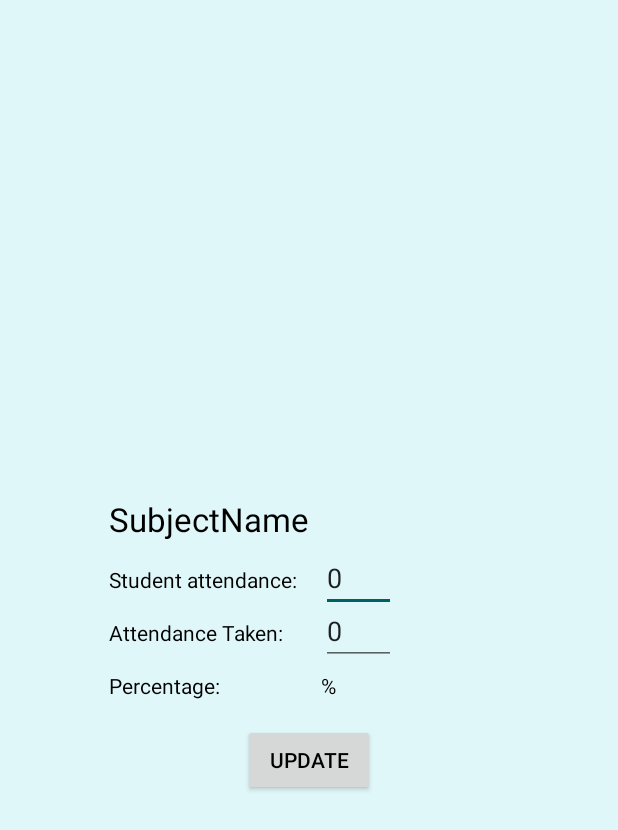
After one commit to TheArhaam/Android-StudentAMS, an Android app: the layout activity_pop_up_attendance.xml on its own in the app's theme, with its tools: preview values and no code run, on a phone screen of 412 x 824 dp. The commit adds this screen. Shown: the top 830 px of the screen. Run offline under Robolectric (Android 15) with nearby library versions, the phone set to English and light mode, and no system bars.

Commit message:
Created PopUpActivity for updating attendance

```diff
--- a/app/src/main/AndroidManifest.xml
+++ b/app/src/main/AndroidManifest.xml
@@ -9,7 +9,9 @@
         android:roundIcon="@mipmap/ic_launcher_round"
         android:supportsRtl="true"
         android:theme="@style/AppTheme">
-        <activity android:name=".ManageAttendance"></activity>
+        <activity android:name=".PopUpAttendanceActivity"
+            android:theme="@style/AppTheme.PopUpAttendanceTheme"></activity>
+        <activity android:name=".ManageAttendance" />
         <activity android:name=".AddStudent" />
         <activity
             android:name=".StaffLoggedIn"
--- a/app/src/main/java/com/example/studentams/ManageAttendance.java
+++ b/app/src/main/java/com/example/studentams/ManageAttendance.java
@@ -86,7 +86,7 @@ public class ManageAttendance extends AppCompatActivity {
                                 }
                             }
                         }
-                        attendanceAdapter = new AttendanceAdapter(view.getContext(),attendanceList);
+                        attendanceAdapter = new AttendanceAdapter(view.getContext(),attendanceList,bsinfo.Branch,studentID,ssemester.getSelectedItem().toString());
                         rvsubjects.setAdapter(attendanceAdapter);
                     }
 
--- /dev/null
+++ b/app/src/main/res/layout/activity_pop_up_attendance.xml
@@ -0,0 +1,108 @@
+<?xml version="1.0" encoding="utf-8"?>
+<androidx.constraintlayout.widget.ConstraintLayout xmlns:android="http://schemas.android.com/apk/res/android"
+    xmlns:app="http://schemas.android.com/apk/res-auto"
+    xmlns:tools="http://schemas.android.com/tools"
+    android:layout_width="match_parent"
+    android:layout_height="match_parent"
+    tools:context=".PopUpAttendanceActivity">
+
+    <androidx.constraintlayout.widget.Guideline
+        android:id="@+id/guideline4"
+        android:layout_width="wrap_content"
+        android:layout_height="wrap_content"
+        android:orientation="vertical"
+        app:layout_constraintGuide_percent="0.5" />
+
+    <androidx.constraintlayout.widget.Guideline
+        android:id="@+id/guideline6"
+        android:layout_width="wrap_content"
+        android:layout_height="wrap_content"
+        android:orientation="horizontal"
+        app:layout_constraintGuide_percent="0.5" />
+
+    <TextView
+        android:id="@+id/textView34"
+        android:layout_width="wrap_content"
+        android:layout_height="wrap_content"
+        android:layout_marginBottom="16dp"
+        android:text="SubjectName"
+        app:layout_constraintBottom_toTopOf="@+id/textView35"
+        app:layout_constraintStart_toStartOf="@+id/textView35"
+        android:textAppearance="@style/Base.TextAppearance.AppCompat.Large"/>
+
+    <TextView
+        android:id="@+id/textView35"
+        android:layout_width="wrap_content"
+        android:layout_height="wrap_content"
+        android:layout_marginEnd="8dp"
+        android:layout_marginRight="8dp"
+        android:layout_marginBottom="16dp"
+        android:text="Student attendance:"
+        app:layout_constraintBottom_toTopOf="@+id/guideline6"
+        app:layout_constraintEnd_toStartOf="@+id/guideline4" />
+
+    <TextView
+        android:id="@+id/textView36"
+        android:layout_width="wrap_content"
+        android:layout_height="wrap_content"
+        android:layout_marginTop="16dp"
+        android:text="Attendance Taken:"
+        app:layout_constraintStart_toStartOf="@+id/textView35"
+        app:layout_constraintTop_toBottomOf="@+id/textView35" />
+
+    <TextView
+        android:id="@+id/textView37"
+        android:layout_width="wrap_content"
+        android:layout_height="wrap_content"
+        android:layout_marginTop="16dp"
+        android:text="Percentage:"
+        app:layout_constraintStart_toStartOf="@+id/textView36"
+        app:layout_constraintTop_toBottomOf="@+id/textView36" />
+
+    <TextView
+        android:id="@+id/textView38"
+        android:layout_width="wrap_content"
+        android:layout_height="wrap_content"
+        android:layout_marginStart="8dp"
+        android:layout_marginLeft="8dp"
+        android:text="%"
+        app:layout_constraintBaseline_toBaselineOf="@+id/textView37"
+        app:layout_constraintStart_toStartOf="@+id/guideline4" />
+
+    <EditText
+        android:id="@+id/editText14"
+        android:layout_width="50dp"
+        android:layout_height="wrap_content"
+        android:layout_marginStart="8dp"
+        android:layout_marginLeft="8dp"
+        android:ems="10"
+        android:inputType="number"
+        android:text="0"
+        app:layout_constraintBaseline_toBaselineOf="@+id/textView35"
+        app:layout_constraintStart_toStartOf="@+id/guideline4" />
+
+    <EditText
+        android:id="@+id/editText16"
+        android:layout_width="50dp"
+        android:layout_height="wrap_content"
+        android:layout_marginStart="8dp"
+        android:layout_marginLeft="8dp"
+        android:ems="10"
+        android:inputType="number"
+        android:text="0"
+        app:layout_constraintBaseline_toBaselineOf="@+id/textView36"
+        app:layout_constraintStart_toStartOf="@+id/guideline4" />
+
+    <Button
+        android:id="@+id/button5"
+        android:layout_width="wrap_content"
+        android:layout_height="wrap_content"
+        android:layout_marginTop="16dp"
+        android:layout_marginEnd="8dp"
+        android:layout_marginRight="8dp"
+        android:text="UPDATE"
+        app:layout_constraintEnd_toStartOf="@+id/guideline4"
+        app:layout_constraintStart_toStartOf="@+id/guideline4"
+        app:layout_constraintTop_toBottomOf="@+id/textView37" />
+
+</androidx.constraintlayout.widget.ConstraintLayout>
--- a/app/src/main/res/values/styles.xml
+++ b/app/src/main/res/values/styles.xml
@@ -9,4 +9,9 @@
         <item name="android:colorBackground">@color/colorBackground</item>
 
     </style>
+
+    <style name="AppTheme.PopUpAttendanceTheme">
+        <item name="android:windowCloseOnTouchOutside">true</item>
+        <item name="android:windowIsFloating">true</item>
+    </style>
 </resources>
```
Also changed, not shown: app/src/main/java/com/example/studentams/AttendanceAdapter.java (+22 -2 lines), app/src/main/java/com/example/studentams/PopUpAttendanceActivity.java (added, +100 -0 lines).
